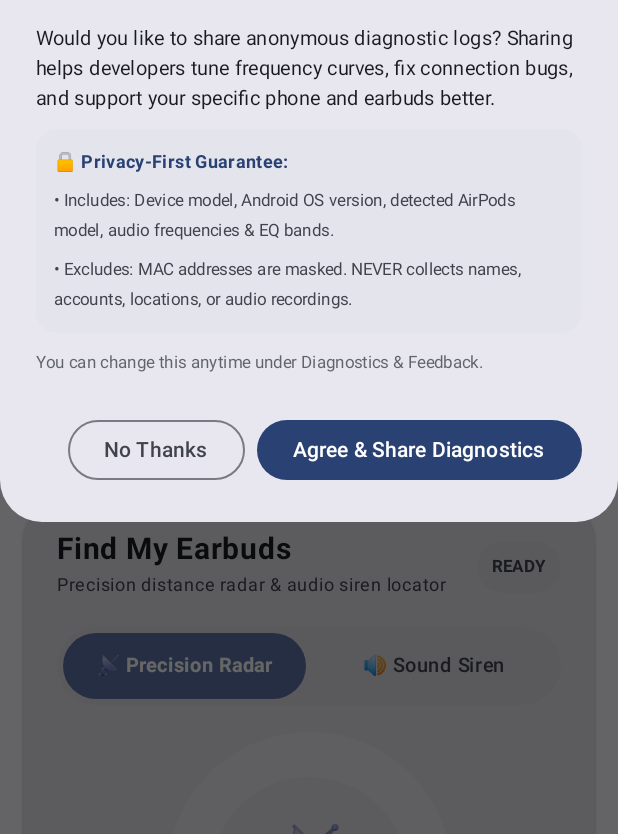
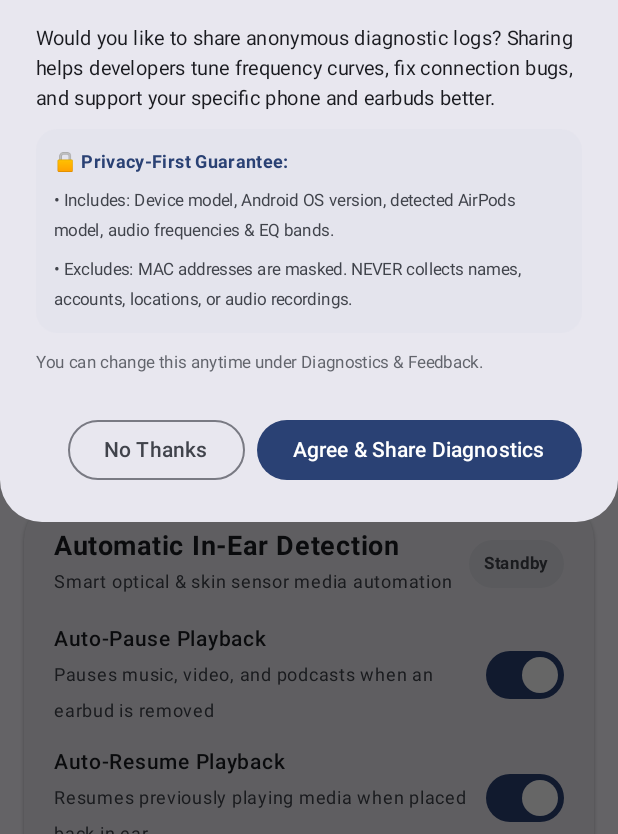
Before and after one commit to SHAURYASANYAL3/anypods, an Android app built with Jetpack Compose: the screen it shows after launch (MainActivity), on a phone screen of 412 x 824 dp, the part 402-1236 px from its top. Run offline under Robolectric (Android 15) with nearby library versions, the phone set to English and light mode, and no system bars; 2 statements that could not run were skipped.

Commit message:
feat(audio): add automatic in-ear detection, auto-pause/resume and low-battery alerts (inspired by CAPod & LibrePods)

```diff
--- a/app/src/main/java/me/anypods/app/MainActivity.kt
+++ b/app/src/main/java/me/anypods/app/MainActivity.kt
@@ -67,6 +67,8 @@ import me.anypods.app.ui.AirPodsFrequencyTuningCard
 import me.anypods.app.ui.DiagnosticSettingsCard
 import me.anypods.app.ui.VoiceMicCard
 import me.anypods.app.ui.SignalBoostCard
+import me.anypods.app.ui.InEarDetectionCard
+import me.anypods.app.audio.InEarDetectionManager
 import me.anypods.app.ui.DiagnosticConsentDialog
 import me.anypods.app.ui.DiagnosticReportDialog
 import me.anypods.app.ui.SoftwareUpdateDialog
@@ -264,6 +266,7 @@ class MainActivity : ComponentActivity() {
         super.onResume()
         EarbudService.startServiceSafely(this)
         AudioEnhancer.scanActiveSessions(this)
+        InEarDetectionManager.init(this)
         BluetoothTracker.refreshConnectedDevice()
         HearingHealthManager.updateEstimatedDb(this)
         AnyPodsWidgetProvider.updateAllWidgets(this)
@@ -365,6 +368,11 @@ fun AnyPodsScreen(
     val micBoostLevel by me.anypods.app.audio.VoiceMicManager.micBoostLevel.collectAsState()
     val signalBoostEnabled by BluetoothTracker.signalBoostEnabled.collectAsState()
 
+    val autoPauseEnabled by InEarDetectionManager.autoPauseEnabled.collectAsState()
+    val autoResumeEnabled by InEarDetectionManager.autoResumeEnabled.collectAsState()
+    val earChimeEnabled by InEarDetectionManager.earChimeEnabled.collectAsState()
+    val lowBatteryAlertEnabled by InEarDetectionManager.lowBatteryAlertEnabled.collectAsState()
+
     LaunchedEffect(Unit) {
         if (DiagnosticManager.shouldShowConsentPrompt(context)) {
             showConsentDialog = true
@@ -1236,6 +1244,19 @@ fun AnyPodsScreen(
             SignalBoostCard(
                 signalBoostEnabled = signalBoostEnabled,
                 onToggleSignalBoost = { BluetoothTracker.toggleSignalBoost(context, it) }
+            )
+
+            // 10. In-Ear Detection & Smart Media Automation (LibrePods / CAPod Feature)
+            InEarDetectionCard(
+                state = state,
+                autoPauseEnabled = autoPauseEnabled,
+                onToggleAutoPause = { InEarDetectionManager.setAutoPauseEnabled(context, it) },
+                autoResumeEnabled = autoResumeEnabled,
+                onToggleAutoResume = { InEarDetectionManager.setAutoResumeEnabled(context, it) },
+                earChimeEnabled = earChimeEnabled,
+                onToggleEarChime = { InEarDetectionManager.setEarChimeEnabled(context, it) },
+                lowBatteryAlertEnabled = lowBatteryAlertEnabled,
+                onToggleLowBatteryAlert = { InEarDetectionManager.setLowBatteryAlertEnabled(context, it) }
             )
 
             // 7. Find My Earbuds (Precision Distance Radar & Audio Siren)
--- /dev/null
+++ b/app/src/main/java/me/anypods/app/audio/InEarDetectionManager.kt
@@ -0,0 +1,233 @@
+package me.anypods.app.audio
+
+import android.app.NotificationChannel
+import android.app.NotificationManager
+import android.app.PendingIntent
+import android.content.Context
+import android.content.Intent
+import android.content.SharedPreferences
+import android.media.AudioManager
+import android.os.Build
+import android.util.Log
+import android.view.KeyEvent
+import androidx.core.app.NotificationCompat
+import kotlinx.coroutines.flow.MutableStateFlow
+import kotlinx.coroutines.flow.StateFlow
+import kotlinx.coroutines.flow.asStateFlow
+import me.anypods.app.MainActivity
+import me.anypods.app.R
+import me.anypods.app.diagnostics.DiagnosticManager
+import me.anypods.app.model.EarbudState
+
+/**
+ * In-Ear Detection & Smart Media Automation.
+ * Inspired by CAPod and LibrePods: Auto-pauses media when an earbud is removed,
+ * resumes playback upon re-insertion, and alerts when battery drops below 15%.
+ */
+object InEarDetectionManager {
+    private const val TAG = "AnyPods.InEar"
+    private const val PREFS_NAME = "anypods_in_ear_prefs"
+    private const val KEY_AUTO_PAUSE = "auto_pause_enabled"
+    private const val KEY_AUTO_RESUME = "auto_resume_enabled"
+    private const val KEY_LOW_BATTERY_ALERT = "low_battery_alert_enabled"
+    private const val KEY_EAR_CHIME = "ear_chime_enabled"
+    private const val NOTIF_CHANNEL_ID = "anypods_battery_alerts"
+
+    private val _autoPauseEnabled = MutableStateFlow(true)
+    val autoPauseEnabled: StateFlow<Boolean> = _autoPauseEnabled.asStateFlow()
+
+    private val _autoResumeEnabled = MutableStateFlow(true)
+    val autoResumeEnabled: StateFlow<Boolean> = _autoResumeEnabled.asStateFlow()
+
+    private val _lowBatteryAlertEnabled = MutableStateFlow(true)
+    val lowBatteryAlertEnabled: StateFlow<Boolean> = _lowBatteryAlertEnabled.asStateFlow()
+
+    private val _earChimeEnabled = MutableStateFlow(true)
+    val earChimeEnabled: StateFlow<Boolean> = _earChimeEnabled.asStateFlow()
+
+    private var wasInEar: Boolean? = null
+    private var wasPausedByUs = false
+    private var lastLeftAlerted = 100
+    private var lastRightAlerted = 100
+    private var lastCaseAlerted = 100
+    private var isInitialized = false
+
+    fun init(context: Context) {
+        if (isInitialized) return
+        val prefs = context.getSharedPreferences(PREFS_NAME, Context.MODE_PRIVATE)
+        _autoPauseEnabled.value = prefs.getBoolean(KEY_AUTO_PAUSE, true)
+        _autoResumeEnabled.value = prefs.getBoolean(KEY_AUTO_RESUME, true)
+        _lowBatteryAlertEnabled.value = prefs.getBoolean(KEY_LOW_BATTERY_ALERT, true)
+        _earChimeEnabled.value = prefs.getBoolean(KEY_EAR_CHIME, true)
+        createAlertNotificationChannel(context)
+        isInitialized = true
+    }
+
+    fun setAutoPauseEnabled(context: Context, enabled: Boolean) {
+        _autoPauseEnabled.value = enabled
+        savePref(context, KEY_AUTO_PAUSE, enabled)
+    }
+
+    fun setAutoResumeEnabled(context: Context, enabled: Boolean) {
+        _autoResumeEnabled.value = enabled
+        savePref(context, KEY_AUTO_RESUME, enabled)
+    }
+
+    fun setLowBatteryAlertEnabled(context: Context, enabled: Boolean) {
+        _lowBatteryAlertEnabled.value = enabled
+        savePref(context, KEY_LOW_BATTERY_ALERT, enabled)
+    }
+
+    fun setEarChimeEnabled(context: Context, enabled: Boolean) {
+        _earChimeEnabled.value = enabled
+        savePref(context, KEY_EAR_CHIME, enabled)
+    }
+
+    private fun savePref(context: Context, key: String, value: Boolean) {
+        context.getSharedPreferences(PREFS_NAME, Context.MODE_PRIVATE)
+            .edit()
+            .putBoolean(key, value)
+            .apply()
+    }
+
+    fun onEarbudStateChanged(context: Context, state: EarbudState) {
+        init(context)
+
+        if (!state.isConnected) {
+            wasInEar = null
+            wasPausedByUs = false
+            return
+        }
+
+        val leftActive = state.leftBattery >= 0 && !state.isLeftCharging
+        val rightActive = state.rightBattery >= 0 && !state.isRightCharging
+
+        if (!leftActive && !rightActive) {
+            wasInEar = null
+            return
+        }
+
+        // Determine currently worn in-ear state
+        val isInEar = when {
+            leftActive && rightActive -> state.isLeftInEar && state.isRightInEar
+            leftActive -> state.isLeftInEar
+            else -> state.isRightInEar
+        }
+
+        val prevInEar = wasInEar
+        wasInEar = isInEar
+
+        if (prevInEar != null && prevInEar != isInEar) {
+            val am = context.getSystemService(Context.AUDIO_SERVICE) as? AudioManager
+            if (isInEar) {
+                // Earbud inserted into ear
+                if (wasPausedByUs && _autoResumeEnabled.value) {
+                    resumeMedia(context)
+                    wasPausedByUs = false
+                    DiagnosticManager.logEvent("InEar", "Pod returned to ear -> Resumed media")
+                }
+                if (_earChimeEnabled.value) {
+                    AppleSoundChimes.playInEarChime(context)
+                }
+            } else {
+                // Earbud removed from ear
+                if (_autoPauseEnabled.value) {
+                    val isPlaying = am?.isMusicActive == true
+                    if (isPlaying) {
+                        wasPausedByUs = true
+                        pauseMedia(context)
+                        DiagnosticManager.logEvent("InEar", "Pod removed from ear -> Paused media")
+                    }
+                }
+            }
+        }
+
+        // Check for low battery warnings (< 15%)
+        if (_lowBatteryAlertEnabled.value) {
+            checkLowBattery(context, "Left Pod", state.leftBattery, state.isLeftCharging, lastLeftAlerted) { lastLeftAlerted = it }
+            checkLowBattery(context, "Right Pod", state.rightBattery, state.isRightCharging, lastRightAlerted) { lastRightAlerted = it }
+            checkLowBattery(context, "Case", state.caseBattery, state.isCaseCharging, lastCaseAlerted) { lastCaseAlerted = it }
+        }
+    }
+
+    private fun checkLowBattery(
+        context: Context,
+        label: String,
+        battery: Int,
+        isCharging: Boolean,
+        lastAlerted: Int,
+        updateLastAlerted: (Int) -> Unit
+    ) {
+        if (battery in 1..15 && !isCharging && lastAlerted > 15) {
+            updateLastAlerted(battery)
+            postLowBatteryNotification(context, label, battery)
+            AppleSoundChimes.playLowBatteryChime(context)
+            DiagnosticManager.logEvent("BatteryAlert", "$label battery critical: $battery%")
+        } else if (isCharging || battery > 20) {
+            updateLastAlerted(100)
+        }
+    }
+
+    private fun pauseMedia(context: Context) {
+        try {
+            val am = context.getSystemService(Context.AUDIO_SERVICE) as? AudioManager ?: return
+            am.dispatchMediaKeyEvent(KeyEvent(KeyEvent.ACTION_DOWN, KeyEvent.KEYCODE_MEDIA_PAUSE))
+            am.dispatchMediaKeyEvent(KeyEvent(KeyEvent.ACTION_UP, KeyEvent.KEYCODE_MEDIA_PAUSE))
+            Log.d(TAG, "Sent KEYCODE_MEDIA_PAUSE")
+        } catch (e: Exception) {
+            Log.w(TAG, "pauseMedia error: ${e.message}")
+        }
+    }
+
+    private fun resumeMedia(context: Context) {
+        try {
+            val am = context.getSystemService(Context.AUDIO_SERVICE) as? AudioManager ?: return
+            am.dispatchMediaKeyEvent(KeyEvent(KeyEvent.ACTION_DOWN, KeyEvent.KEYCODE_MEDIA_PLAY))
+            am.dispatchMediaKeyEvent(KeyEvent(KeyEvent.ACTION_UP, KeyEvent.KEYCODE_MEDIA_PLAY))
+            Log.d(TAG, "Sent KEYCODE_MEDIA_PLAY")
+        } catch (e: Exception) {
+            Log.w(TAG, "resumeMedia error: ${e.message}")
+        }
+    }
+
+    private fun createAlertNotificationChannel(context: Context) {
+        if (Build.VERSION.SDK_INT >= Build.VERSION_CODES.O) {
+            val channel = NotificationChannel(
+                NOTIF_CHANNEL_ID,
+                "Battery Alerts",
+                NotificationManager.IMPORTANCE_HIGH
+            ).apply {
+                description = "Critical low battery warnings for earbuds and case"
+                enableVibration(true)
+            }
+            val nm = context.getSystemService(Context.NOTIFICATION_SERVICE) as? NotificationManager
+            nm?.createNotificationChannel(channel)
+        }
+    }
+
+    private fun postLowBatteryNotification(context: Context, item: String, battery: Int) {
+        try {
+            val nm = context.getSystemService(Context.NOTIFICATION_SERVICE) as? NotificationManager ?: return
+            val intent = Intent(context, MainActivity::class.java)
+            val pi = PendingIntent.getActivity(
+                context,
+                0,
+                intent,
+                PendingIntent.FLAG_UPDATE_CURRENT or (if (Build.VERSION.SDK_INT >= Build.VERSION_CODES.M) PendingIntent.FLAG_IMMUTABLE else 0)
+            )
+
+            val notif = NotificationCompat.Builder(context, NOTIF_CHANNEL_ID)
+                .setSmallIcon(R.drawable.airpods)
+                .setContentTitle("⚠️ $item Battery Low ($battery%)")
+                .setContentText("Place $item in the charging case to avoid interruption.")
+                .setPriority(NotificationCompat.PRIORITY_HIGH)
+                .setContentIntent(pi)
+                .setAutoCancel(true)
+                .build()
+
+            nm.notify(2001 + item.hashCode(), notif)
+        } catch (e: Exception) {
+            Log.w(TAG, "postLowBatteryNotification failed: ${e.message}")
+        }
+    }
+}
--- a/app/src/main/java/me/anypods/app/service/EarbudService.kt
+++ b/app/src/main/java/me/anypods/app/service/EarbudService.kt
@@ -46,6 +46,7 @@ class EarbudService : Service() {
         startForegroundWithNotification(BluetoothTracker.earbudState.value)
         AudioEnhancer.initAudioEffects(this)
         me.anypods.app.audio.VoiceMicManager.init(this)
+        me.anypods.app.audio.InEarDetectionManager.init(this)
 
         // Register dynamic audio effect session broadcast receiver for Spotify / media players
         try {
@@ -91,6 +92,7 @@ class EarbudService : Service() {
         stateJob = scope.launch {
             BluetoothTracker.earbudState.collectLatest { state ->
                 updateNotification(state)
+                me.anypods.app.audio.InEarDetectionManager.onEarbudStateChanged(this@EarbudService, state)
             }
         }
 
--- /dev/null
+++ b/app/src/main/java/me/anypods/app/ui/InEarDetectionCard.kt
@@ -0,0 +1,180 @@
+package me.anypods.app.ui
+
+import androidx.compose.foundation.layout.*
+import androidx.compose.foundation.shape.RoundedCornerShape
+import androidx.compose.material3.*
+import androidx.compose.runtime.Composable
+import androidx.compose.ui.Alignment
+import androidx.compose.ui.Modifier
+import androidx.compose.ui.text.font.FontWeight
+import androidx.compose.ui.unit.dp
+import androidx.compose.ui.unit.sp
+import me.anypods.app.model.EarbudState
+
+@Composable
+fun InEarDetectionCard(
+    state: EarbudState,
+    autoPauseEnabled: Boolean,
+    onToggleAutoPause: (Boolean) -> Unit,
+    autoResumeEnabled: Boolean,
+    onToggleAutoResume: (Boolean) -> Unit,
+    earChimeEnabled: Boolean,
+    onToggleEarChime: (Boolean) -> Unit,
+    lowBatteryAlertEnabled: Boolean,
+    onToggleLowBatteryAlert: (Boolean) -> Unit
+) {
+    ElevatedCard(
+        modifier = Modifier.fillMaxWidth(),
+        shape = RoundedCornerShape(28.dp),
+        colors = CardDefaults.elevatedCardColors(
+            containerColor = MaterialTheme.colorScheme.surfaceContainer
+        )
+    ) {
+        Column(modifier = Modifier.padding(20.dp)) {
+            // Header Row with Status Pill
+            Row(
+                modifier = Modifier.fillMaxWidth(),
+                horizontalArrangement = Arrangement.SpaceBetween,
+                verticalAlignment = Alignment.CenterVertically
+            ) {
+                Column(modifier = Modifier.weight(1f)) {
+                    Text(
+                        text = "Automatic In-Ear Detection",
+                        fontSize = 18.sp,
+                        fontWeight = FontWeight.Bold
+                    )
+                    Text(
+                        text = "Smart optical & skin sensor media automation",
+                        fontSize = 12.sp,
+                        color = MaterialTheme.colorScheme.onSurfaceVariant
+                    )
+                }
+                Spacer(modifier = Modifier.width(8.dp))
+                Surface(
+                    color = if (state.isConnected) MaterialTheme.colorScheme.primaryContainer else MaterialTheme.colorScheme.surfaceContainerHighest,
+                    shape = RoundedCornerShape(50)
+                ) {
+                    val statusText = if (state.isConnected) {
+                        val leftIn = if (state.isLeftInEar) "In" else "Out"
+                        val rightIn = if (state.isRightInEar) "In" else "Out"
+                        "L: $leftIn • R: $rightIn"
+                    } else {
+                        "Standby"
+                    }
+                    Text(
+                        text = statusText,
+                        fontSize = 11.sp,
+                        fontWeight = FontWeight.Bold,
+                        color = if (state.isConnected) MaterialTheme.colorScheme.onPrimaryContainer else MaterialTheme.colorScheme.onSurfaceVariant,
+                        modifier = Modifier.padding(horizontal = 10.dp, vertical = 4.dp)
+                    )
+                }
+            }
+
+            Spacer(modifier = Modifier.height(14.dp))
+
+            // Switch 1: Auto-Pause on Removal
+            Row(
+                modifier = Modifier.fillMaxWidth(),
+                horizontalArrangement = Arrangement.SpaceBetween,
+                verticalAlignment = Alignment.CenterVertically
+            ) {
+                Column(modifier = Modifier.weight(1f)) {
+                    Text(
+                        text = "Auto-Pause Playback",
+                        fontSize = 14.sp,
+                        fontWeight = FontWeight.SemiBold
+                    )
+                    Text(
+                        text = "Pauses music, video, and podcasts when an earbud is removed",
+                        fontSize = 12.sp,
+                        color = MaterialTheme.colorScheme.onSurfaceVariant
+                    )
+                }
+                Switch(
+                    checked = autoPauseEnabled,
+                    onCheckedChange = onToggleAutoPause
+                )
+            }
+
+            Spacer(modifier = Modifier.height(10.dp))
+
+            // Switch 2: Auto-Resume on Re-insert
+            Row(
+                modifier = Modifier.fillMaxWidth(),
+                horizontalArrangement = Arrangement.SpaceBetween,
+                verticalAlignment = Alignment.CenterVertically
+            ) {
+                Column(modifier = Modifier.weight(1f)) {
+                    Text(
+                        text = "Auto-Resume Playback",
+                        fontSize = 14.sp,
+                        fontWeight = FontWeight.SemiBold
+                    )
+                    Text(
+                        text = "Resumes previously playing media when placed back in ear",
+                        fontSize = 12.sp,
+                        color = MaterialTheme.colorScheme.onSurfaceVariant
+                    )
+                }
+                Switch(
+                    checked = autoResumeEnabled,
+                    onCheckedChange = onToggleAutoResume,
+                    enabled = autoPauseEnabled
+                )
+            }
+
+            Spacer(modifier = Modifier.height(10.dp))
+
+            // Switch 3: In-Ear Insertion Chime
+            Row(
+                modifier = Modifier.fillMaxWidth(),
+                horizontalArrangement = Arrangement.SpaceBetween,
+                verticalAlignment = Alignment.CenterVertically
+            ) {
+                Column(modifier = Modifier.weight(1f)) {
+                    Text(
+                        text = "In-Ear Insertion Chime",
+                        fontSize = 14.sp,
+                        fontWeight = FontWeight.SemiBold
+                    )
+                    Text(
+                        text = "Plays a soft ear-con chime when earbud is seated in your ear",
+                        fontSize = 12.sp,
+                        color = MaterialTheme.colorScheme.onSurfaceVariant
+                    )
+                }
+                Switch(
+                    checked = earChimeEnabled,
+                    onCheckedChange = onToggleEarChime
+                )
+            }
+
+            Spacer(modifier = Modifier.height(10.dp))
+
+            // Switch 4: Low-Battery Warning (< 15%)
+            Row(
+                modifier = Modifier.fillMaxWidth(),
+                horizontalArrangement = Arrangement.SpaceBetween,
+                verticalAlignment = Alignment.CenterVertically
+            ) {
+                Column(modifier = Modifier.weight(1f)) {
+                    Text(
+                        text = "Low-Battery Warning Alert (< 15%)",
+                        fontSize = 14.sp,
+                        fontWeight = FontWeight.SemiBold
+                    )
+                    Text(
+                        text = "Sends a heads-up notification and plays an alert chime",
+                        fontSize = 12.sp,
+                        color = MaterialTheme.colorScheme.onSurfaceVariant
+                    )
+                }
+                Switch(
+                    checked = lowBatteryAlertEnabled,
+                    onCheckedChange = onToggleLowBatteryAlert
+                )
+            }
+        }
+    }
+}
```
Also changed, not shown: app/src/main/java/me/anypods/app/audio/AppleSoundChimes.kt (+51 -0 lines).
